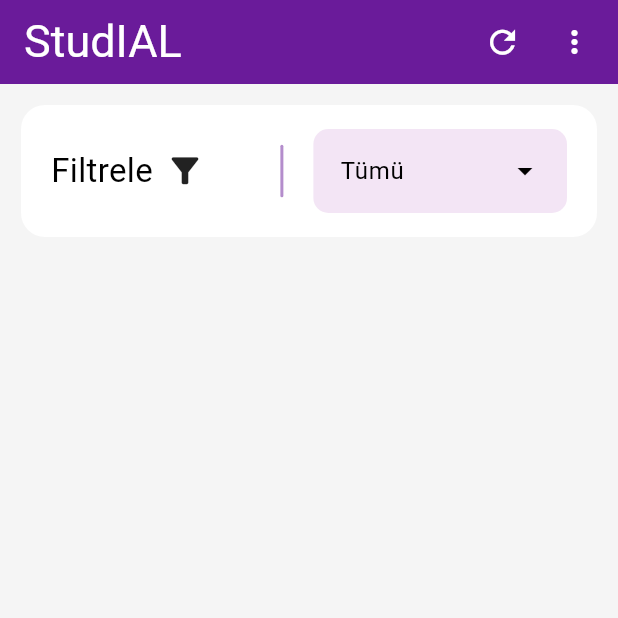
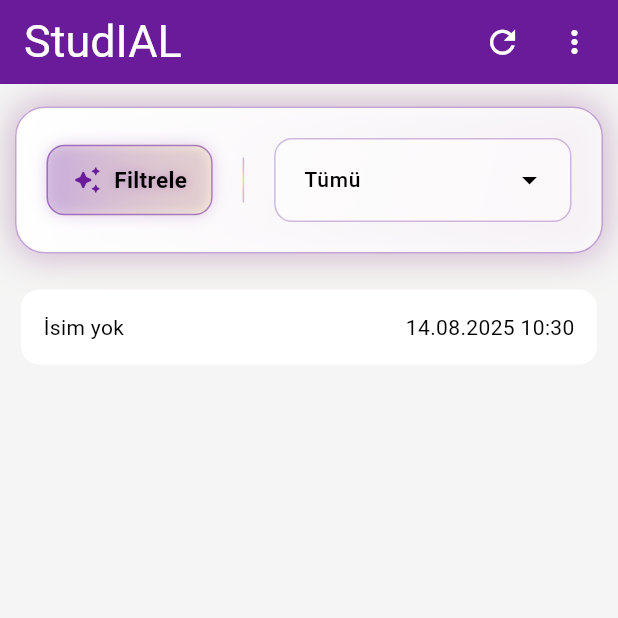
Before and after one commit to pamiracar/studIAL, a Flutter app: the screen it shows once a user with an empty profile is signed in, after a tap on the "refresh" icon, on a phone screen of 412 x 824 dp, the top half of it. Run offline on Flutter 3.47's test engine with Material 3 defaults, Android fonts, the phone set to English and light mode, and no system bars; our stand-ins replace flutter_screenutil, get, lottie, supabase_flutter; accounts and stored records are empty.

Commit message:
filter card customization

```diff
--- a/lib/mobile/pages/Anasayfa/anasayfa.dart
+++ b/lib/mobile/pages/Anasayfa/anasayfa.dart
@@ -1,6 +1,8 @@
 import 'package:flutter/material.dart';
 import 'package:get/get.dart';
 import 'package:studial/mobile/pages/Anasayfa/anasayfa_controller.dart';
+import 'package:studial/mobile/widgets/filter_card.dart';
+import 'package:studial/mobile/widgets/ilan_card.dart';
 import 'package:studial/other/AppRoutes.dart';
 
 class HomePage extends GetView<AnasayfaController> {
@@ -36,87 +38,8 @@ class HomePage extends GetView<AnasayfaController> {
       ),
       body: Padding(
         padding: EdgeInsets.all(10),
-        child: Column(children: [_filterCard()]),
+        child: Column(children: [filterCard(), SizedBox(height: 20), IlanCard()]),
       ),
     );
   }
 }
-
-class _filterCard extends GetView<AnasayfaController> {
-  const _filterCard();
-
-  @override
-  Widget build(BuildContext context) {
-    return SizedBox(
-      width: MediaQuery.of(context).size.width,
-      child: Card(
-        shape: RoundedRectangleBorder(borderRadius: BorderRadius.circular(16)),
-        shadowColor: Colors.purple.withOpacity(0.3),
-        child: Padding(
-          padding: const EdgeInsets.symmetric(horizontal: 20, vertical: 16),
-          child: Row(
-            children: [
-              Row(
-                children: [
-                  Text(
-                    "Filtrele",
-                    style: TextStyle(
-                      fontSize: 22,
-                      fontWeight: FontWeight.normal,
-                    ),
-                  ),
-                  const SizedBox(width: 8),
-                  Icon(Icons.filter_alt, size: 27),
-                ],
-              ),
-              const SizedBox(width: 50),
-
-              Container(
-                height: 35,
-                width: 2,
-                decoration: BoxDecoration(
-                  color: Color(0xFF6A1B9A).withOpacity(0.5),
-                  borderRadius: BorderRadius.circular(1),
-                ),
-              ),
-
-              const SizedBox(width: 20),
-              Expanded(
-                child: DropdownMenu<String>(
-                  initialSelection: controller.selectedDers.value,
-                  expandedInsets: EdgeInsets.zero,
-                  onSelected: (String? newValue) {
-                    if (newValue != null) {
-                      controller.selectedDers.value = newValue;
-                      debugPrint(controller.selectedDers.value);
-                    }
-                  },
-                  dropdownMenuEntries: controller.dersListesi
-                      .map<DropdownMenuEntry<String>>((String value) {
-                        return DropdownMenuEntry<String>(
-                          value: value,
-                          label: value,
-                        );
-                      })
-                      .toList(),
-                  inputDecorationTheme: InputDecorationTheme(
-                    filled: true,
-                    fillColor: Colors.purple.shade50,
-                    border: OutlineInputBorder(
-                      borderRadius: BorderRadius.circular(10),
-                      borderSide: BorderSide.none,
-                    ),
-                    contentPadding: const EdgeInsets.symmetric(
-                      horizontal: 14,
-                      vertical: 12,
-                    ),
-                  ),
-                ),
-              ),
-            ],
-          ),
-        ),
-      ),
-    );
-  }
-}
--- a/lib/mobile/pages/Anasayfa/anasayfa_controller.dart
+++ b/lib/mobile/pages/Anasayfa/anasayfa_controller.dart
@@ -1,15 +1,10 @@
 import 'package:get/get.dart';
+import 'package:intl/intl.dart';
+import 'package:studial/mobile/pages/Profil/profile_page_controller.dart';
+import 'package:supabase_flutter/supabase_flutter.dart';
 
-class AnasayfaController extends GetxController{
-  void refreshButton(){
-  }
-
-  void moreVerIcon(){
-
-  }
-
+class AnasayfaController extends GetxController {
   final RxString selectedDers = "Tümü".obs;
-
   List<String> dersListesi = [
     "Tümü",
     "Türk Dili ve Edebiyatı",
@@ -24,6 +19,84 @@ class AnasayfaController extends GetxController{
     "Almanca - Yabancı Dil",
     "Fransızca - Yabancı Dil",
     "Felsefe",
-    "Din Kültürü ve Ahlak Bilgisi"
+    "Din Kültürü ve Ahlak Bilgisi",
   ];
+  final RxString verilecekDers = "Matematik".obs;
+  final RxString alinacakDers = "Coğrafya".obs;
+  final String yayinlanmaTarihi = DateFormat(
+    'dd.MM.yyyy HH:mm',
+  ).format(DateTime.now());
+
+  void refreshButton() {}
+
+  void moreVerIcon() {}
+  final supabase = Supabase.instance.client;
+
+  var userName = Rxn<String>();
+  var userClass = Rxn<String>();
+  var createdAt = Rxn<DateTime>();
+  var isLoading = false.obs;
+  var error = Rxn<String>();
+
+  Future<void> fetchProfile() async {
+    try {
+      isLoading.value = true;
+      error.value = null;
+
+      // Kullanıcının oturum açtığını kontrol et
+      final user = supabase.auth.currentUser;
+      if (user == null) {
+        error.value = "Kullanıcı oturum açmamış";
+        return;
+      }
+
+      print("User ID: ${user.id}"); // Debug için
+
+      final response = await supabase
+          .from('profiles')
+          .select('name, class_level, created_at') // created_at eklendi
+          .eq('id', user.id)
+          .single();
+
+      print("Response: $response"); // Debug için
+
+      // Veri kontrolü
+      if (response['name'] != null) {
+        userName.value = response['name'].toString();
+      } else {
+        print("Name field is null in database");
+      }
+
+      if (response['class_level'] != null) {
+        userClass.value = response['class_level'].toString();
+      } else {
+        print("Class_level field is null in database");
+      }
+
+      if (response['created_at'] != null) {
+        createdAt.value = DateTime.parse(response['created_at']);
+      } else {
+        print("Created_at field is null in database");
+      }
+    } on PostgrestException catch (e) {
+      error.value = "Veritabanı hatası: ${e.message}";
+      print("PostgreSQL Error: ${e.message}");
+      print("Error details: ${e.details}");
+      print("Error hint: ${e.hint}");
+    } catch (e) {
+      error.value = "Genel hata: $e";
+      print("General Error: $e");
+    } finally {
+      isLoading.value = false;
+    }
+  }
+
+  String get displayName => userName.value ?? "İsim yok";
+  String get displayClass => userClass.value ?? "Sınıf yok";
+
+  @override
+  void onInit() {
+    super.onInit();
+    fetchProfile();
+  }
 }
--- a/lib/mobile/pages/Profil/profile_page.dart
+++ b/lib/mobile/pages/Profil/profile_page.dart
@@ -1,6 +1,7 @@
 import 'package:flutter/material.dart';
 import 'package:get/get.dart';
 import 'package:studial/mobile/pages/Profil/profile_page_controller.dart';
+import 'package:studial/mobile/widgets/neon_container.dart';
 import 'package:studial/services/auth_service.dart';
 
 class ProfilePage extends GetView<ProfilePageController> {
@@ -10,7 +11,7 @@ class ProfilePage extends GetView<ProfilePageController> {
   Widget build(BuildContext context) {
     return Scaffold(
       appBar: AppBar(
-        title: const Text("Profil"),
+        title: const Text("Profil", style: TextStyle(letterSpacing: 1),),
         actions: [
           IconButton(
             icon: Icon(Icons.refresh),
@@ -53,26 +54,26 @@ class ProfilePage extends GetView<ProfilePageController> {
           child: Column(
             crossAxisAlignment: CrossAxisAlignment.start,
             children: [
-              Card(
+              NeonContainer(
                 child: ListTile(
                   leading: Icon(Icons.email),
                   title: Text('E-posta'),
                   subtitle: Text(controller.userMail ?? 'Email yok'),
                 ),
               ),
-              SizedBox(height: 3),
-              Card(
+              SizedBox(height: 13),
+              NeonContainer(
                 child: ListTile(
                   leading: Icon(Icons.person),
                   title: Text('Kullanıcı Adı'),
                   subtitle: Text(controller.displayName),
                 ),
               ),
-              SizedBox(height: 3),
+              SizedBox(height: 13),
               Row(
                 children: [
                   Expanded(
-                    child: Card(
+                    child: NeonContainer(
                       child: ListTile(
                         leading: Icon(Icons.calendar_today),
                         title: Text('Kayıt Tarihi'),
@@ -80,9 +81,9 @@ class ProfilePage extends GetView<ProfilePageController> {
                       ),
                     ),
                   ),
-                  SizedBox(width: 3),
+                  SizedBox(width: 13),
                   Expanded(
-                    child: Card(
+                    child: NeonContainer(
                       child: ListTile(
                         leading: Icon(Icons.school),
                         title: Text('Sınıf Seviyesi'),
@@ -97,10 +98,11 @@ class ProfilePage extends GetView<ProfilePageController> {
                 title: Text("İlanlarım"),
                 trailing: Icon(Icons.add_rounded),
               ),
-              SizedBox(
-                height: 90,
+              NeonContainer(
                 child: SingleChildScrollView(
                   scrollDirection: Axis.horizontal,
+                  child: Padding(
+                    padding: const EdgeInsets.all(10.0),
                     child: Row(
                       mainAxisSize: MainAxisSize.min,
                       children: [
@@ -151,6 +153,7 @@ class ProfilePage extends GetView<ProfilePageController> {
                     ),
                   ),
                 ),
+              ),
             ],
           ),
         );
--- /dev/null
+++ b/lib/mobile/widgets/filter_card.dart
@@ -0,0 +1,166 @@
+import 'package:flutter/material.dart';
+import 'package:get/get.dart';
+import 'package:studial/mobile/pages/Anasayfa/anasayfa_controller.dart';
+import 'package:studial/other/theme.dart';
+
+class filterCard extends GetView<AnasayfaController> {
+  const filterCard({super.key});
+
+  @override
+  Widget build(BuildContext context) {
+    return Container(
+      width: MediaQuery.of(context).size.width,
+      margin: EdgeInsets.only(top: 5),
+      decoration: BoxDecoration(
+        gradient: LinearGradient(
+          colors: [
+            Theme.of(context).cardColor,
+            Theme.of(context).cardColor.withOpacity(0.8),
+          ],
+          begin: Alignment.topLeft,
+          end: Alignment.bottomRight,
+        ),
+        borderRadius: BorderRadius.circular(20),
+        boxShadow: [
+          BoxShadow(
+            color: AppColors.primary.withOpacity(0.3),
+            blurRadius: 20,
+            offset: const Offset(0, 0),
+            spreadRadius: 2,
+          ),
+          BoxShadow(
+            color: AppColors.secondary.withOpacity(0.1),
+            blurRadius: 40,
+            offset: const Offset(0, 0),
+            spreadRadius: -5,
+          ),
+        ],
+        border: Border.all(color: AppColors.primary.withOpacity(0.4), width: 1),
+      ),
+      child: Padding(
+        padding: const EdgeInsets.all(20),
+        child: Row(
+          children: [
+            Container(
+              padding: const EdgeInsets.symmetric(horizontal: 16, vertical: 12),
+              decoration: BoxDecoration(
+                gradient: LinearGradient(
+                  colors: [
+                    AppColors.primary.withOpacity(0.2),
+                    AppColors.secondary.withOpacity(0.1),
+                  ],
+                ),
+                borderRadius: BorderRadius.circular(12),
+                border: Border.all(
+                  color: AppColors.primary.withOpacity(0.5),
+                  width: 1,
+                ),
+                boxShadow: [
+                  BoxShadow(
+                    color: AppColors.primary.withOpacity(0.2),
+                    blurRadius: 8,
+                    offset: const Offset(0, 0),
+                  ),
+                ],
+              ),
+              child: Row(
+                mainAxisSize: MainAxisSize.min,
+                children: [
+                  Icon(
+                    Icons.auto_awesome_rounded,
+                    color: AppColors.primary,
+                    size: 20,
+                  ),
+                  const SizedBox(width: 8),
+                  Text(
+                    "Filtrele",
+                    style: TextStyle(
+                      fontSize: 15,
+                      fontWeight: FontWeight.w600,
+                      color: Theme.of(context).textTheme.bodyLarge?.color,
+                      shadows: [
+                        Shadow(
+                          color: AppColors.primary.withOpacity(0.3),
+                          blurRadius: 8,
+                        ),
+                      ],
+                    ),
+                  ),
+                ],
+              ),
+            ),
+            const SizedBox(width: 20),
+            Container(
+              height: 30,
+              width: 1,
+              decoration: BoxDecoration(
+                gradient: LinearGradient(
+                  colors: [
+                    AppColors.primary.withOpacity(0.3),
+                    AppColors.secondary.withOpacity(0.6),
+                    AppColors.primary.withOpacity(0.3),
+                  ],
+                  begin: Alignment.topCenter,
+                  end: Alignment.bottomCenter,
+                ),
+              ),
+            ),
+            const SizedBox(width: 20),
+            Expanded(
+              child: DropdownMenu<String>(
+                initialSelection: controller.selectedDers.value,
+                expandedInsets: EdgeInsets.zero,
+                onSelected: (String? newValue) {
+                  if (newValue != null) {
+                    controller.selectedDers.value = newValue;
+                  }
+                },
+                dropdownMenuEntries: controller.dersListesi
+                    .map<DropdownMenuEntry<String>>((String value) {
+                      return DropdownMenuEntry<String>(
+                        value: value,
+                        label: value,
+                      );
+                    })
+                    .toList(),
+                inputDecorationTheme: InputDecorationTheme(
+                  filled: true,
+                  fillColor: Theme.of(
+                    context,
+                  ).inputDecorationTheme.fillColor?.withOpacity(0.5),
+                  border: OutlineInputBorder(
+                    borderRadius: BorderRadius.circular(12),
+                    borderSide: BorderSide(
+                      color: AppColors.primary.withOpacity(0.4),
+                      width: 1,
+                    ),
+                  ),
+                  enabledBorder: OutlineInputBorder(
+                    borderRadius: BorderRadius.circular(12),
+                    borderSide: BorderSide(
+                      color: AppColors.primary.withOpacity(0.3),
+                      width: 1,
+                    ),
+                  ),
+                  focusedBorder: OutlineInputBorder(
+                    borderRadius: BorderRadius.circular(12),
+                    borderSide: BorderSide(color: AppColors.primary, width: 2),
+                  ),
+                  contentPadding: const EdgeInsets.symmetric(
+                    horizontal: 16,
+                    vertical: 14,
+                  ),
+                ),
+                textStyle: TextStyle(
+                  color: Theme.of(context).textTheme.bodyMedium?.color,
+                  fontSize: 14,
+                  fontWeight: FontWeight.w500,
+                ),
+              ),
+            ),
+          ],
+        ),
+      ),
+    );
+  }
+}
--- a/lib/mobile/widgets/ilan_card.dart
+++ b/lib/mobile/widgets/ilan_card.dart
@@ -0,0 +1,33 @@
+import 'package:flutter/material.dart';
+import 'package:get/state_manager.dart';
+import 'package:studial/mobile/pages/Anasayfa/anasayfa_controller.dart';
+import 'package:studial/mobile/pages/Profil/profile_page_controller.dart';
+
+class IlanCard extends GetView<AnasayfaController> {
+  const IlanCard({super.key});
+
+  @override
+  Widget build(BuildContext context) {
+    return SizedBox(
+      width: MediaQuery.of(context).size.width,
+      child: Card(
+        child: Padding(
+          padding: const EdgeInsets.all(15.0),
+          child: Column(
+            mainAxisAlignment: MainAxisAlignment.start,
+            crossAxisAlignment: CrossAxisAlignment.center,
+            children: [
+              Row(
+                mainAxisAlignment: MainAxisAlignment.spaceBetween,
+                children: [
+                  Text(controller.displayName),
+                  Text(controller.yayinlanmaTarihi),
+                ],
+              ),
+            ],
+          ),
+        ),
+      ),
+    );
+  }
+}
--- /dev/null
+++ b/lib/mobile/widgets/neon_container.dart
@@ -0,0 +1,40 @@
+import 'package:flutter/material.dart';
+import 'package:studial/other/theme.dart';
+
+class NeonContainer extends StatelessWidget {
+  final Widget child;
+  const NeonContainer({super.key, required this.child});
+
+  @override
+  Widget build(BuildContext context) {
+    return Container(
+      decoration: BoxDecoration(
+        gradient: LinearGradient(
+          colors: [
+            Theme.of(context).cardColor,
+            Theme.of(context).cardColor.withOpacity(0.8),
+          ],
+          begin: Alignment.topLeft,
+          end: Alignment.bottomRight,
+        ),
+        borderRadius: BorderRadius.circular(20),
+        boxShadow: [
+          BoxShadow(
+            color: AppColors.primary.withOpacity(0.3),
+            blurRadius: 20,
+            offset: const Offset(0, 0),
+            spreadRadius: 2,
+          ),
+          BoxShadow(
+            color: AppColors.secondary.withOpacity(0.1),
+            blurRadius: 40,
+            offset: const Offset(0, 0),
+            spreadRadius: -5,
+          ),
+        ],
+        border: Border.all(color: AppColors.primary.withOpacity(0.4), width: 1),
+      ),
+      child: child,
+    );
+  }
+}
--- a/lib/other/auth_gate.dart
+++ b/lib/other/auth_gate.dart
@@ -1,12 +1,10 @@
 import 'package:flutter/material.dart';
 import 'package:get/get.dart';
 import 'package:studial/mobile/pages/Anasayfa/anasayfa.dart';
-import 'package:studial/mobile/pages/Anasayfa/anasayfa_binding.dart';
 import 'package:studial/mobile/pages/Anasayfa/anasayfa_controller.dart';
-import 'package:studial/mobile/pages/Profil/profile_page.dart';
-import 'package:studial/mobile/pages/Profil/profile_page_controller.dart';
 import 'package:studial/mobile/pages/Giris/login_page.dart';
 import 'package:studial/mobile/pages/Giris/login_page_controller.dart';
+import 'package:studial/mobile/pages/Profil/profile_page_controller.dart';
 import 'package:supabase_flutter/supabase_flutter.dart';
 
 class AuthGateMobile extends StatelessWidget {
--- a/pubspec.yaml
+++ b/pubspec.yaml
@@ -13,6 +13,7 @@ dependencies:
     sdk: flutter
   flutter_screenutil: ^5.9.3
   get: ^4.7.2
+  intl: ^0.20.2
   lottie: ^3.3.1
   shared_preferences: ^2.5.3
   supabase_flutter: ^2.9.1
```
Lines whose indentation alone changed are shown as unchanged.
